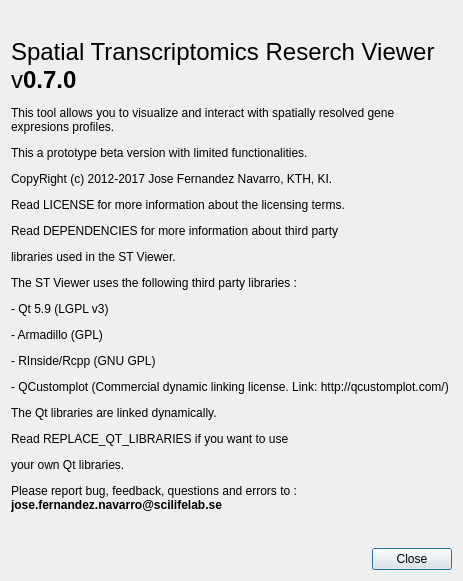
First picture: the form in src/dialogs/aboutdialog.ui, repository jfnavarro/st_viewer, before the edit.
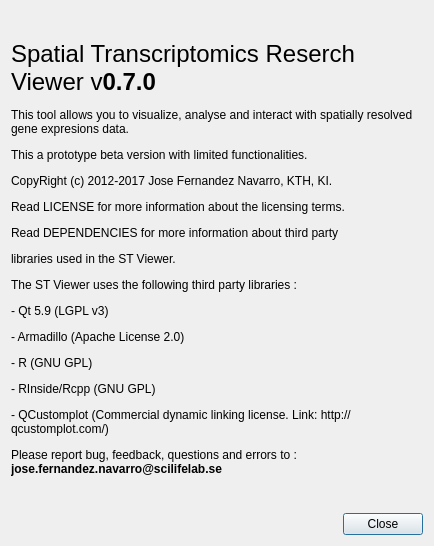
Second picture: the form after the edit.

```diff
--- a/src/dialogs/aboutdialog.ui
+++ b/src/dialogs/aboutdialog.ui
@@ -9,8 +9,8 @@
    <rect>
     <x>0</x>
     <y>0</y>
-    <width>463</width>
-    <height>581</height>
+    <width>434</width>
+    <height>546</height>
    </rect>
   </property>
   <property name="sizePolicy">
@@ -43,7 +43,7 @@
         <bool>true</bool>
        </property>
        <property name="text">
-        <string>&lt;html&gt;&lt;head/&gt;&lt;body&gt;&lt;p&gt;&lt;span style=&quot; font-size:18pt;&quot;&gt;Spatial Transcriptomics Reserch Viewer v&lt;/span&gt;&lt;span style=&quot; font-size:18pt; font-weight:600;&quot;&gt;0.7.0&lt;/span&gt;&lt;/p&gt;&lt;p&gt;This tool allows you to visualize and interact with spatially resolved gene expresions profiles.&lt;/p&gt;&lt;p&gt;This a prototype beta version with limited functionalities.&lt;/p&gt;&lt;p&gt;CopyRight (c) 2012-2017 Jose Fernandez Navarro, KTH, KI.&lt;/p&gt;&lt;p&gt;Read LICENSE for more information about the licensing terms.&lt;/p&gt;&lt;p&gt;Read DEPENDENCIES for more information about third party&lt;/p&gt;&lt;p&gt;libraries used in the ST Viewer. &lt;/p&gt;&lt;p&gt;The ST Viewer uses the following third party libraries :&lt;/p&gt;&lt;p&gt;- Qt 5.9 (LGPL v3)&lt;/p&gt;&lt;p&gt;- Armadillo (GPL)&lt;/p&gt;&lt;p&gt;- RInside/Rcpp (GNU GPL)&lt;/p&gt;&lt;p&gt;- QCustomplot (Commercial dynamic linking license. Link: http://qcustomplot.com/)&lt;/p&gt;&lt;p&gt;The Qt libraries are linked dynamically.&lt;/p&gt;&lt;p&gt;Read REPLACE_QT_LIBRARIES if you want to use&lt;/p&gt;&lt;p&gt;your own Qt libraries.&lt;/p&gt;&lt;p&gt;Please report bug, feedback, questions and errors to : &lt;span style=&quot; font-weight:600;&quot;&gt;jose.fernandez.navarro@scilifelab.se&lt;/span&gt;&lt;/p&gt;&lt;/body&gt;&lt;/html&gt;</string>
+        <string>&lt;html&gt;&lt;head/&gt;&lt;body&gt;&lt;p&gt;&lt;span style=&quot; font-size:18pt;&quot;&gt;Spatial Transcriptomics Reserch Viewer v&lt;/span&gt;&lt;span style=&quot; font-size:18pt; font-weight:600;&quot;&gt;0.7.0&lt;/span&gt;&lt;/p&gt;&lt;p&gt;This tool allows you to visualize, analyse and interact with spatially resolved gene expresions data.&lt;/p&gt;&lt;p&gt;This a prototype beta version with limited functionalities.&lt;/p&gt;&lt;p&gt;CopyRight (c) 2012-2017 Jose Fernandez Navarro, KTH, KI.&lt;/p&gt;&lt;p&gt;Read LICENSE for more information about the licensing terms.&lt;/p&gt;&lt;p&gt;Read DEPENDENCIES for more information about third party&lt;/p&gt;&lt;p&gt;libraries used in the ST Viewer. &lt;/p&gt;&lt;p&gt;The ST Viewer uses the following third party libraries :&lt;/p&gt;&lt;p&gt;- Qt 5.9 (LGPL v3)&lt;/p&gt;&lt;p&gt;- Armadillo (Apache License 2.0)&lt;/p&gt;&lt;p&gt;- R (GNU GPL)&lt;/p&gt;&lt;p&gt;- RInside/Rcpp (GNU GPL)&lt;/p&gt;&lt;p&gt;- QCustomplot (Commercial dynamic linking license. Link: http://qcustomplot.com/)&lt;/p&gt;&lt;p&gt;Please report bug, feedback, questions and errors to : &lt;span style=&quot; font-weight:600;&quot;&gt;jose.fernandez.navarro@scilifelab.se&lt;/span&gt;&lt;/p&gt;&lt;/body&gt;&lt;/html&gt;</string>
        </property>
        <property name="textFormat">
         <enum>Qt::AutoText</enum>
```
